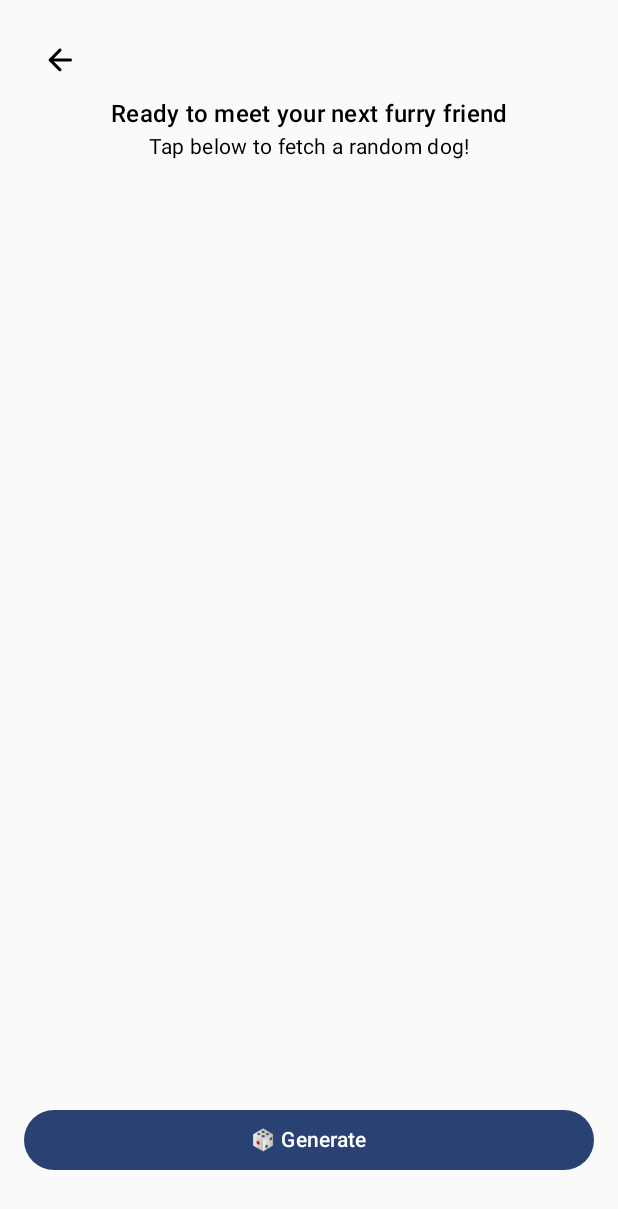
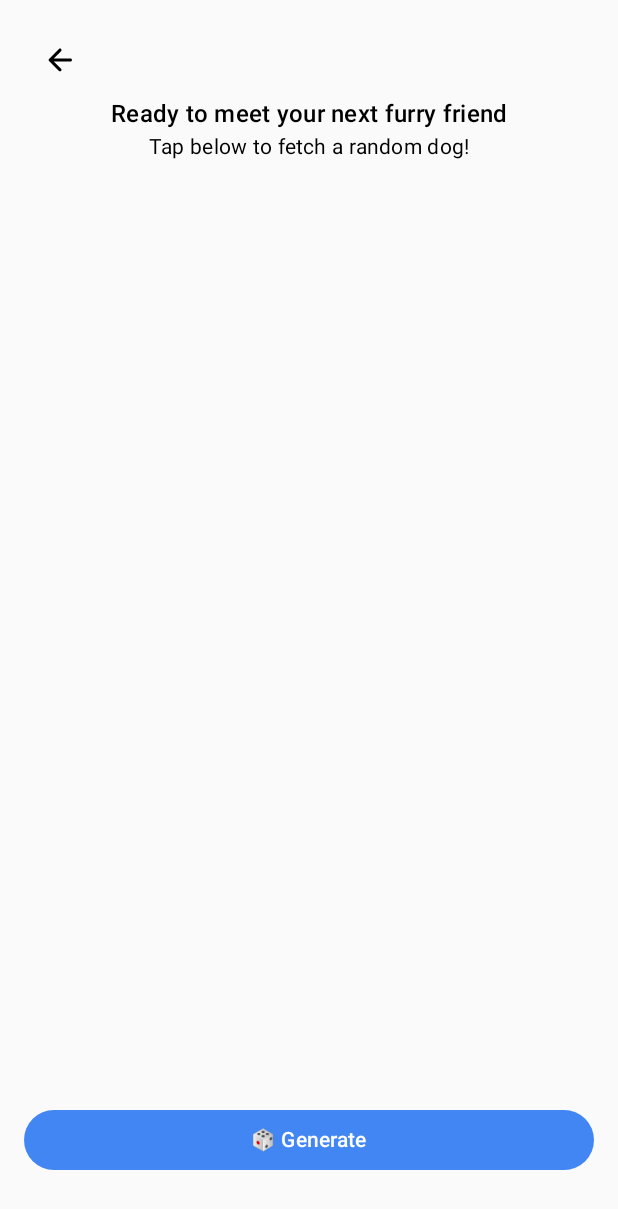
Before and after one commit to siddhardh-7/ImageGen, an Android app built with Jetpack Compose: the DetailScreen screen opened through its navigation route, on a phone screen of 412 x 824 dp. Shown: the top 1209 px of the screen. Run offline under Robolectric (Android 15) with nearby library versions, the phone set to English and light mode, and no system bars; our stand-ins replace Dagger/Hilt's generated code; pictures from the network do not load.

```diff
--- a/app/src/main/java/com/example/imagegen/MainActivity.kt
+++ b/app/src/main/java/com/example/imagegen/MainActivity.kt
@@ -1,7 +1,9 @@
 package com.example.imagegen
 
+import android.graphics.Color
 import android.os.Bundle
 import androidx.activity.ComponentActivity
+import androidx.activity.SystemBarStyle
 import androidx.activity.compose.setContent
 import androidx.activity.enableEdgeToEdge
 import com.example.imagegen.ui.theme.ImageGenTheme
@@ -11,7 +13,14 @@ import dagger.hilt.android.AndroidEntryPoint
 class MainActivity : ComponentActivity() {
     override fun onCreate(savedInstanceState: Bundle?) {
         super.onCreate(savedInstanceState)
-        enableEdgeToEdge()
+        enableEdgeToEdge(
+            statusBarStyle = SystemBarStyle.light(
+                Color.TRANSPARENT, Color.TRANSPARENT
+            ),
+            navigationBarStyle = SystemBarStyle.light(
+                Color.TRANSPARENT, Color.TRANSPARENT
+            )
+        )
         setContent {
             ImageGenTheme {
                 AppNavHost()
--- a/app/src/main/java/com/example/imagegen/screens/detail/DetailScreen.kt
+++ b/app/src/main/java/com/example/imagegen/screens/detail/DetailScreen.kt
@@ -18,6 +18,7 @@ import androidx.compose.foundation.shape.RoundedCornerShape
 import androidx.compose.material.icons.Icons
 import androidx.compose.material.icons.automirrored.rounded.ArrowBack
 import androidx.compose.material3.Button
+import androidx.compose.material3.ButtonDefaults
 import androidx.compose.material3.CircularProgressIndicator
 import androidx.compose.material3.Icon
 import androidx.compose.material3.IconButton
@@ -40,6 +41,7 @@ import coil3.compose.SubcomposeAsyncImage
 import coil3.request.ImageRequest
 import coil3.request.crossfade
 import com.example.imagegen.R
+import com.example.imagegen.ui.theme.blue
 
 @SuppressLint("UnusedMaterial3ScaffoldPaddingParameter")
 @Composable
@@ -112,6 +114,9 @@ fun DetailScreen(
         }
         Button(
             modifier = Modifier.fillMaxWidth(),
+            colors = ButtonDefaults.buttonColors().copy(
+                containerColor = blue
+            ),
             onClick = {
                 detailViewModel.generateImage()
             }
--- a/app/src/main/java/com/example/imagegen/screens/history/HistoryScreen.kt
+++ b/app/src/main/java/com/example/imagegen/screens/history/HistoryScreen.kt
@@ -14,6 +14,7 @@ import androidx.compose.foundation.lazy.staggeredgrid.items
 import androidx.compose.material.icons.Icons
 import androidx.compose.material.icons.automirrored.rounded.ArrowBack
 import androidx.compose.material3.Button
+import androidx.compose.material3.ButtonDefaults
 import androidx.compose.material3.Icon
 import androidx.compose.material3.IconButton
 import androidx.compose.material3.MaterialTheme
@@ -32,6 +33,7 @@ import coil3.compose.AsyncImage
 import coil3.request.ImageRequest
 import coil3.request.crossfade
 import com.example.imagegen.R
+import com.example.imagegen.ui.theme.blue
 
 @Composable
 fun HistoryScreen(
@@ -92,6 +94,9 @@ fun HistoryScreen(
         }
         Button(
             modifier = Modifier.fillMaxWidth(),
+            colors = ButtonDefaults.buttonColors().copy(
+                containerColor = blue
+            ),
             onClick = {
                 viewmodel.clearList()
             }
--- a/app/src/main/java/com/example/imagegen/screens/main/MainScreen.kt
+++ b/app/src/main/java/com/example/imagegen/screens/main/MainScreen.kt
@@ -7,6 +7,7 @@ import androidx.compose.foundation.layout.fillMaxSize
 import androidx.compose.foundation.layout.fillMaxWidth
 import androidx.compose.foundation.layout.padding
 import androidx.compose.material3.Button
+import androidx.compose.material3.ButtonDefaults
 import androidx.compose.material3.MaterialTheme
 import androidx.compose.material3.Text
 import androidx.compose.runtime.Composable
@@ -14,6 +15,7 @@ import androidx.compose.ui.Alignment
 import androidx.compose.ui.Modifier
 import androidx.compose.ui.text.style.TextAlign
 import androidx.compose.ui.unit.dp
+import com.example.imagegen.ui.theme.blue
 
 @Composable
 fun MainScreen(
@@ -41,6 +43,9 @@ fun MainScreen(
         Spacer(modifier = Modifier.weight(1f))
         Button(
             modifier = Modifier.fillMaxWidth(),
+            colors = ButtonDefaults.buttonColors().copy(
+                containerColor = blue
+            ),
             onClick = {
                 toDetailsScreen()
             }
@@ -49,6 +54,9 @@ fun MainScreen(
         }
         Button(
             modifier = Modifier.fillMaxWidth(),
+            colors = ButtonDefaults.buttonColors().copy(
+                containerColor = blue
+            ),
             onClick = {
                 toHistoryScreen()
             }
```
